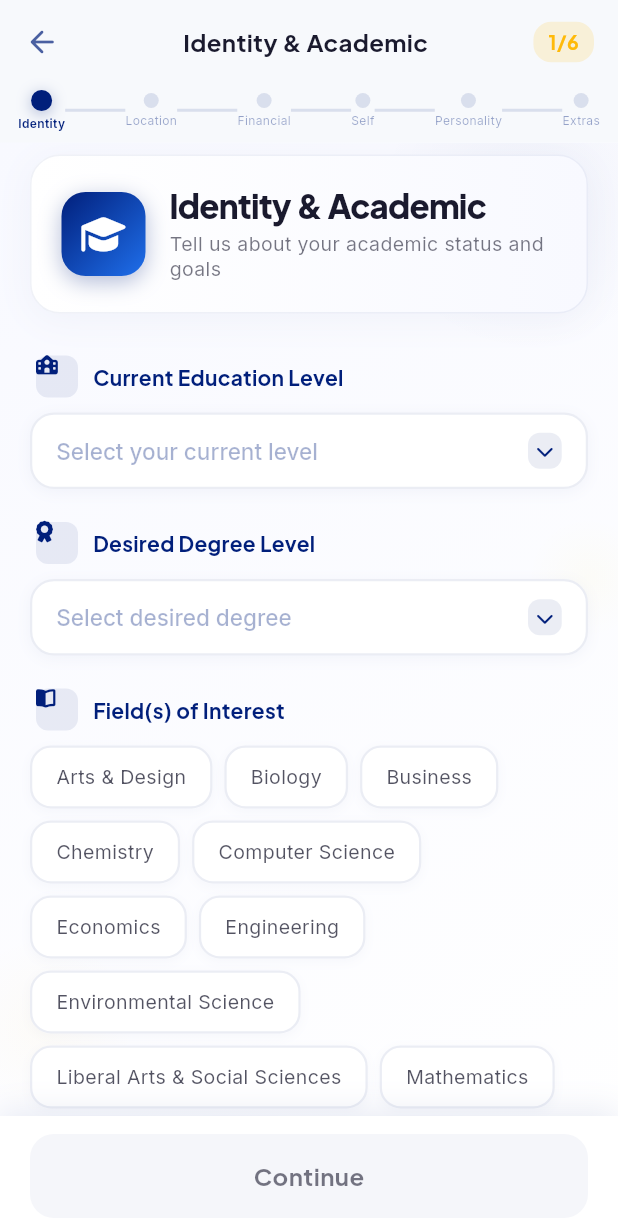
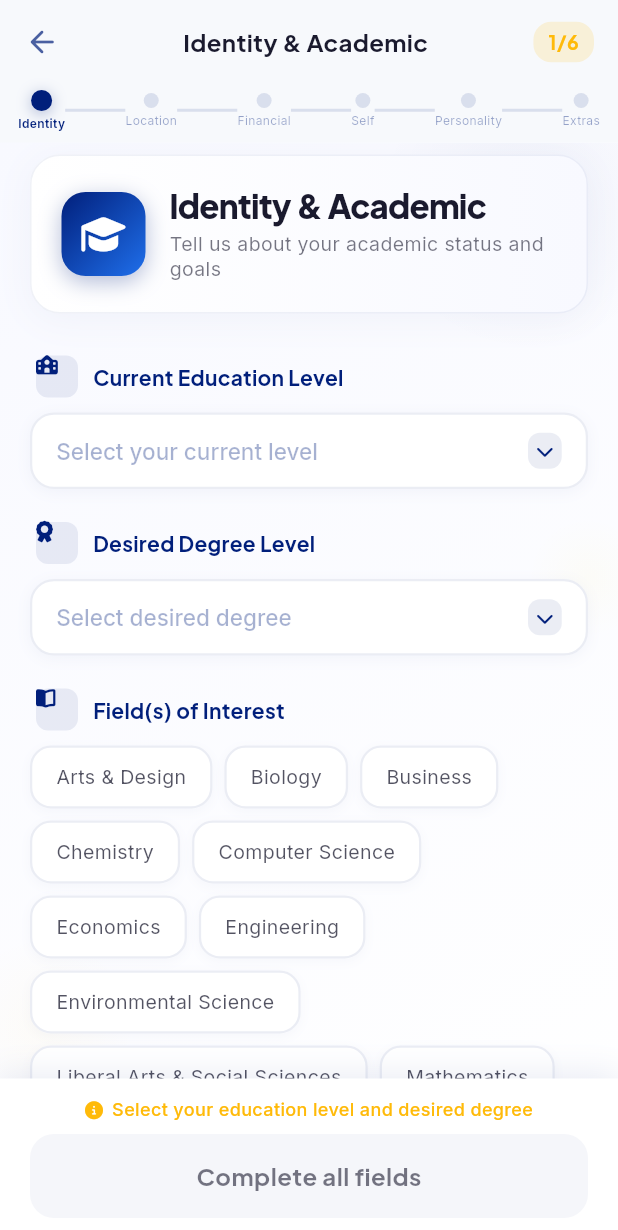
Before and after one commit to Fonchris/orientaaMobileApp, a Flutter app: the StudentOnboardingPage screen opened by its route, on a phone screen of 412 x 824 dp. Shown: the top 1230 px of the screen. Run offline on Flutter 3.47's test engine with Material 3 defaults, Android fonts, the light colour scheme and no system bars; our stand-ins replace app_links, cloud_firestore, firebase_auth, firebase_core, font_awesome_flutter, google_fonts and 2 more; missing offline and left inert: country_picker_flutter_plus; accounts and stored records are empty.

Commit message:
Add validation hint below Continue button showing what fields are still required

```diff
--- a/lib/widgets/student_onboarding/step1_identity_page.dart
+++ b/lib/widgets/student_onboarding/step1_identity_page.dart
@@ -173,7 +173,7 @@ class Step1IdentityPage extends StatelessWidget {
                   ),
                 ),
               ),
-              // Pinned bottom button
+              // Pinned bottom button with validation hint
               Container(
                 padding: EdgeInsets.fromLTRB(20, 12, 20, MediaQuery.of(context).padding.bottom + 12),
                 decoration: BoxDecoration(
@@ -186,7 +186,30 @@ class Step1IdentityPage extends StatelessWidget {
                     ),
                   ],
                 ),
-                child: SizedBox(
+                child: Column(
+                  mainAxisSize: MainAxisSize.min,
+                  children: [
+                    // Validation hint
+                    if (!model.step1Valid)
+                      Padding(
+                        padding: const EdgeInsets.only(bottom: 8),
+                        child: Row(
+                          mainAxisAlignment: MainAxisAlignment.center,
+                          children: [
+                            const FaIcon(FontAwesomeIcons.circleInfo, size: 12, color: _brandGold),
+                            const SizedBox(width: 6),
+                            Text(
+                              _validationHint(model),
+                              style: GoogleFonts.inter(
+                                fontSize: 12,
+                                fontWeight: FontWeight.w500,
+                                color: _brandGold,
+                              ),
+                            ),
+                          ],
+                        ),
+                      ),
+                    SizedBox(
                       width: double.infinity,
                       height: 56,
                       child: ElevatedButton(
@@ -206,7 +229,7 @@ class Step1IdentityPage extends StatelessWidget {
                           mainAxisAlignment: MainAxisAlignment.center,
                           children: [
                             Text(
-                          'Continue',
+                              model.step1Valid ? 'Continue' : 'Complete all fields',
                               style: GoogleFonts.plusJakartaSans(
                                 fontSize: 16,
                                 fontWeight: FontWeight.w700,
@@ -228,6 +251,8 @@ class Step1IdentityPage extends StatelessWidget {
                           ],
                         ),
                       ),
+                    ),
+                  ],
                 ),
               ),
             ],
@@ -491,6 +516,18 @@ class Step1IdentityPage extends StatelessWidget {
     );
   }
 
+  // ── Validation Hint ──
+  String _validationHint(StudentOnboardingModel m) {
+    if (m.educationLevel == null && m.desiredDegreeLevel == null) {
+      return 'Select your education level and desired degree';
+    }
+    if (m.educationLevel == null) return 'Select your current education level';
+    if (m.desiredDegreeLevel == null) return 'Select your desired degree level';
+    if (m.fieldsOfInterest.isEmpty) return 'Select at least one field of interest';
+    if (m.targetTimeline == null) return 'Select your target start timeline';
+    return '';
+  }
+
   // ── Custom Field Input (for "Other") ──
   Widget _buildCustomFieldInput(BuildContext context, bool isDark) {
     return Container(
```
Lines whose indentation alone changed are shown as unchanged.
